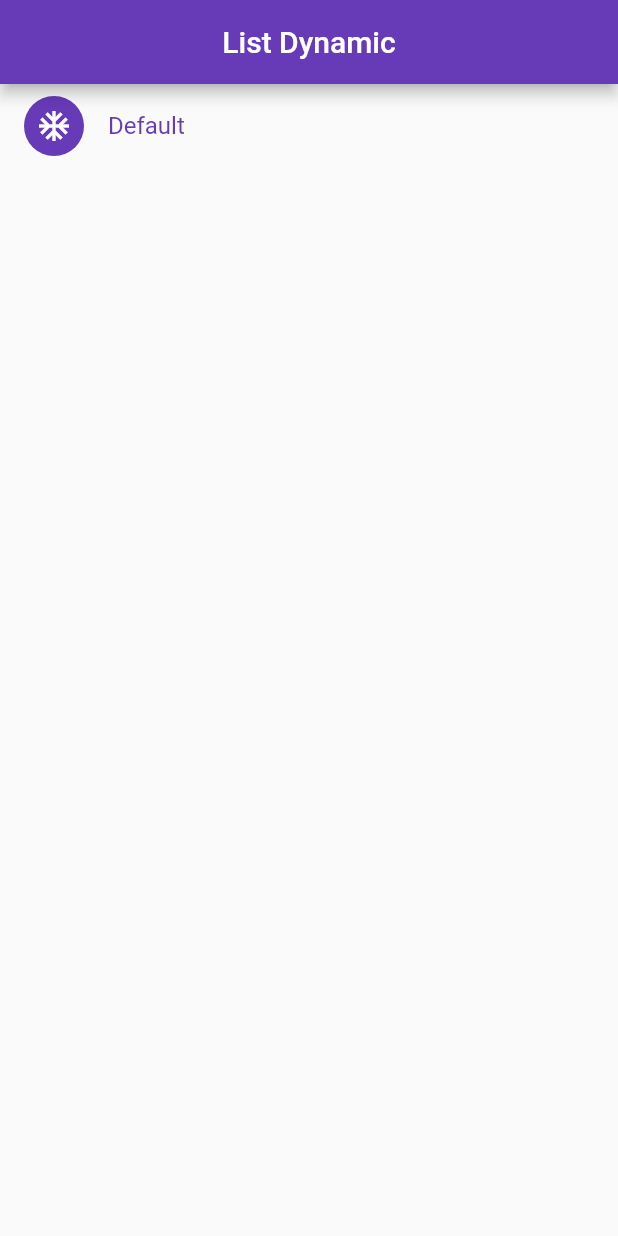
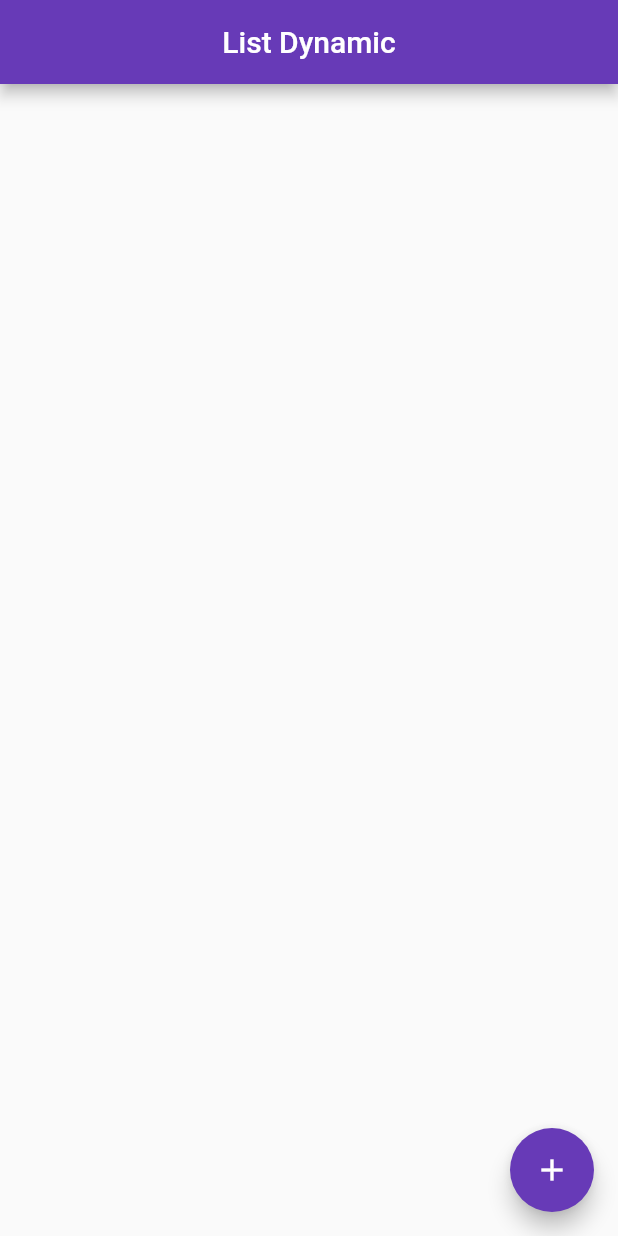
Before and after one commit to diegocar448/Flutter, a Flutter app: the screen it shows after launch, on a phone screen of 412 x 824 dp. Run offline on Flutter 3.47's test engine with Material 2 defaults, Android fonts, the phone set to English and light mode, and no system bars.

Commit message:
ListDynamic

```diff
--- a/list_dynamic/lib/list_screen.dart
+++ b/list_dynamic/lib/list_screen.dart
@@ -1,3 +1,4 @@
+import "dart:math";
 import 'package:flutter/material.dart';
 
 class ListScreen extends StatefulWidget {
@@ -6,7 +7,7 @@ class ListScreen extends StatefulWidget {
 }
 
 class _ListScreenState extends State<ListScreen> {
-  List<String> todos = ['Default'];
+  List<String> todos = [];
 
   @override
   Widget build(BuildContext context) {
@@ -31,6 +32,18 @@ class _ListScreenState extends State<ListScreen> {
           );
         },
       ),
+      floatingActionButton: FloatingActionButton(
+        backgroundColor: Colors.deepPurple,
+        child: Icon(Icons.add),
+        onPressed: _addTodo,
+      ),
     );
   }
+
+  void _addTodo() {
+    setState(() {
+      int randomNumber = new Random().nextInt(100);
+      todos.add("Task $randomNumber");
+    });
+  }
 }
```
